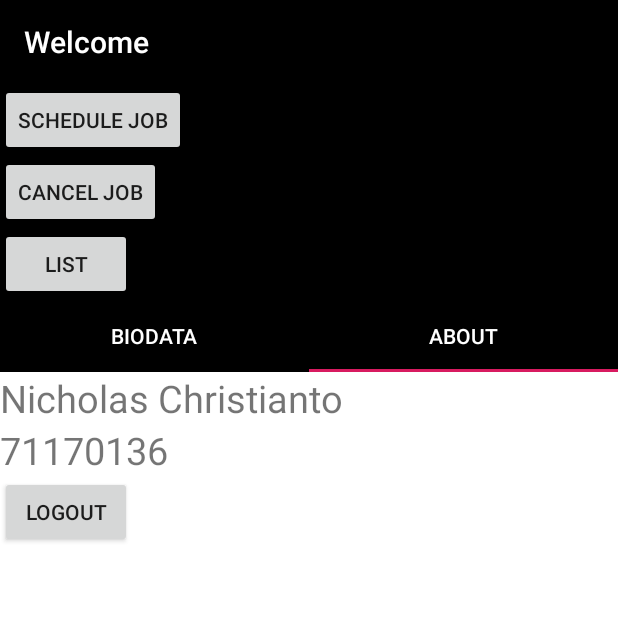
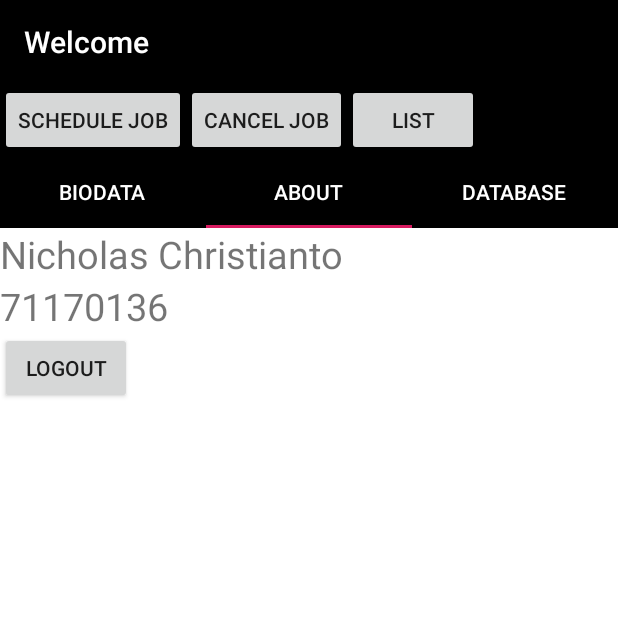
Before and after one commit to NicholasChristianto/PrProgandroid, an Android app: the homePage screen opened directly, with no data from a screen before it, tab 2 chosen, on a phone screen of 412 x 824 dp, the top half of it. Run offline under Robolectric (Android 15) with nearby library versions, the phone set to English and light mode, and no system bars.

Commit message:
added Database

```diff
--- a/app/src/main/AndroidManifest.xml
+++ b/app/src/main/AndroidManifest.xml
@@ -14,7 +14,8 @@
         android:roundIcon="@mipmap/ic_launcher_round"
         android:supportsRtl="true"
         android:theme="@style/AppTheme">
-        <activity android:name=".listFilm"></activity>
+        <activity android:name=".database"></activity>
+        <activity android:name=".listFilm" />
         <activity android:name=".cobaFragment" />
         <activity
             android:name=".About"
--- /dev/null
+++ b/app/src/main/java/com/example/login/RecycleViewDatabase.java
@@ -0,0 +1,73 @@
+package com.example.login;
+
+import android.content.Context;
+import android.database.Cursor;
+import android.view.LayoutInflater;
+import android.view.View;
+import android.view.ViewGroup;
+import android.widget.TextView;
+
+import androidx.annotation.NonNull;
+import androidx.recyclerview.widget.RecyclerView;
+
+import java.util.ArrayList;
+
+public class RecycleViewDatabase extends RecyclerView.Adapter<RecycleViewDatabase.ViewHolder> {
+    private Context context;
+   private Cursor cursor;
+
+    public RecycleViewDatabase(Context context, Cursor cursor) {
+        this.context = context;
+        this.cursor = cursor;
+
+    }
+    @NonNull
+    @Override
+    public ViewHolder onCreateViewHolder(@NonNull ViewGroup vg , int viewType){
+        View v=LayoutInflater.from(context).inflate(R.layout.list_db,vg,false);
+        ViewHolder vh = new ViewHolder(v);
+        return vh;
+    }
+    @Override
+    public void onBindViewHolder(@NonNull ViewHolder vh, int pos){
+        if (!cursor.moveToPosition(pos)) {
+            return;
+        }
+
+        String nim = cursor.getString(cursor.getColumnIndex(mahasiswaContract.mahasiswaEntry.COLUMN_NIM));
+        String nama = cursor.getString(cursor.getColumnIndex(mahasiswaContract.mahasiswaEntry.COLUMN_NAMA));
+        String noHP = cursor.getString(cursor.getColumnIndex(mahasiswaContract.mahasiswaEntry.COLUMN_NOHP));
+        vh.nim.setText(nim);
+        vh.nama.setText(nama);
+        vh.noHP.setText(noHP);
+    }
+    @Override
+    public int getItemCount(){
+        return cursor.getCount();
+    }
+    public void swapCursor(Cursor newCur){
+        if(cursor !=null){
+            cursor.close();
+        }
+        cursor = newCur;
+        if(newCur!=null){
+            notifyDataSetChanged();
+        }
+    }
+    public class ViewHolder extends RecyclerView.ViewHolder {
+
+
+        public TextView nim;
+        public TextView nama;
+        public TextView noHP;
+
+        public ViewHolder(View v) {
+            super(v);
+            nim = (TextView) v.findViewById(R.id.col1);
+            nama = (TextView) v.findViewById(R.id.col2);
+            noHP = (TextView) v.findViewById(R.id.col3);
+        }
+    }
+
+
+}
--- a/app/src/main/java/com/example/login/ViewPagerAdapter.java
+++ b/app/src/main/java/com/example/login/ViewPagerAdapter.java
@@ -13,7 +13,7 @@ public class ViewPagerAdapter extends FragmentPagerAdapter {
     public ViewPagerAdapter(FragmentManager fm,int tabs) {
         super(fm);
         this.tabs = tabs;
-        frag = new Fragment[]{new Left(), new Right()};
+        frag = new Fragment[]{new Left(), new Right(), new fragmentDisplay()};
     }
     @Override
 
@@ -31,8 +31,10 @@ public class ViewPagerAdapter extends FragmentPagerAdapter {
         String title ;
         if(position==0){
             title="Biodata";
+        }else if(position==1){
+            title="About";
         }else{
-            title="About";
+            title="Database";
         }
         return title;
     }
--- /dev/null
+++ b/app/src/main/java/com/example/login/fragmentDisplay.java
@@ -0,0 +1,82 @@
+package com.example.login;
+
+import android.content.ContentValues;
+import android.database.CursorIndexOutOfBoundsException;
+import android.database.sqlite.SQLiteDatabase;
+import android.os.Bundle;
+import android.app.Activity;
+import android.app.AlertDialog;
+
+import android.content.DialogInterface;
+import android.content.Intent;
+import android.database.Cursor;
+
+import android.view.LayoutInflater;
+import android.view.Menu;
+import android.view.MenuItem;
+import android.view.View;
+
+import android.view.ViewGroup;
+import android.widget.Button;
+import android.widget.EditText;
+import android.widget.ListAdapter;
+import android.widget.TextView;
+import android.widget.Toast;
+
+import androidx.annotation.Nullable;
+import androidx.fragment.app.Fragment;
+import androidx.recyclerview.widget.LinearLayoutManager;
+import androidx.recyclerview.widget.RecyclerView;
+
+public class fragmentDisplay extends Fragment {
+    int pos = 0;
+    private SQLiteDatabase mydb ;
+    private RecyclerView rv;
+    private EditText isinim;
+    private RecycleViewDatabase la;
+    private EditText isinama;
+    private EditText isinohp;
+    private TextView nim;
+    private TextView nama;
+    private TextView nohp;
+    private Button tambah;
+    public View onCreateView(LayoutInflater inflater, ViewGroup container, Bundle savedInstanceState){
+        View v= inflater.inflate(R.layout.fragment_display,container,false);
+        rv = v.findViewById(R.id.listdb);
+        la = new RecycleViewDatabase(getContext(),getAllItem());
+        rv.setLayoutManager(new LinearLayoutManager(getActivity()));
+        rv.setAdapter(la);
+        isinim = v.findViewById(R.id.isinim);
+        isinama = v.findViewById(R.id.isinama);
+        isinohp = v.findViewById(R.id.isinohp);
+        tambah = v.findViewById(R.id.btntambah);
+        tambah.setOnClickListener(new View.OnClickListener(){
+            @Override
+            public void onClick(View v){
+                ContentValues contentValues = new ContentValues();
+                contentValues.put("nim", isinim.getText().toString());
+                contentValues.put("nama", isinama.getText().toString());
+                contentValues.put("noHp", isinohp.getText().toString());
+                mydb.insert("mahasiswa",null,contentValues);
+                la.swapCursor(getAllItem(),);
+
+                //insertMahasiswa(isinama.getText().toString(),isinohp.getText().toString(),isinim.getText().toString());
+            }
+        });
+        return v;
+
+    }
+    public void onCreate(@Nullable Bundle savedInstanceState){
+        super.onCreate(savedInstanceState);
+        DBHelper dbhelper = new DBHelper(getContext());
+        mydb = dbhelper.getReadableDatabase();
+    }
+
+
+    private Cursor getAllItem(){
+        return mydb.query(
+                mahasiswaContract.mahasiswaEntry.TABLE_NAME,
+                null,null,null,null,null,null
+        );
+    }
+}
--- a/app/src/main/java/com/example/login/homePage.java
+++ b/app/src/main/java/com/example/login/homePage.java
@@ -47,13 +47,10 @@ public class homePage extends AppCompatActivity {
         super.onCreate(savedInstanceState);
         setContentView(R.layout.activity_home_page);
         ViewPager vp = findViewById(R.id.view_pager);
-        vp.setAdapter(new ViewPagerAdapter(getSupportFragmentManager(),2));
+        vp.setAdapter(new ViewPagerAdapter(getSupportFragmentManager(),3));
         TabLayout tl = findViewById(R.id.tab_layout);
         tl.setupWithViewPager(vp);
         Intent intent = getIntent();
-        Bundle bun = getIntent().getExtras();
-        String txtEmail = bun.getString("Email: ","");
-        Toast.makeText(getApplicationContext(), "Welcome "+txtEmail, Toast.LENGTH_SHORT).show();
         keList();
     }
 
@@ -63,7 +60,6 @@ public class homePage extends AppCompatActivity {
             WifiManager wm =(WifiManager) context.getSystemService(Context.WIFI_SERVICE);
             if (!isNetworkAvailable(context)) {
                 Notification(context,"Wifi Turned OFF");
-
             } else {
                 Notification(context,"Wifi Turned ON");
             }
@@ -150,6 +146,15 @@ public class homePage extends AppCompatActivity {
 
         });
     }
-
+//    protected void keDatabase(){
+//        button = findViewById(R.id.db);
+//        button.setOnClickListener(new View.OnClickListener(){
+//            @Override
+//            public void onClick(View v){
+//                Intent database = new Intent(homePage.this, database.class);
+//                startActivity(database);
+//            }
+//        });
+//    }
 
 }
--- a/app/src/main/res/layout/activity_home_page.xml
+++ b/app/src/main/res/layout/activity_home_page.xml
@@ -19,26 +19,41 @@
         android:layout_width="match_parent"
         android:layout_height="wrap_content"
         android:background="@android:color/black"
+
         >
+        <LinearLayout
+            android:layout_width="match_parent"
+            android:layout_height="wrap_content"
+            android:orientation="horizontal">
+
             <Button
                 android:layout_width="wrap_content"
                 android:layout_height="wrap_content"
                 android:onClick="scheduleJob"
                 android:text="Schedule Job"
-            android:id="@+id/satu"/>
+                android:id="@+id/satu"
+                android:layout_marginBottom="0dp"
+                />
 
             <Button
                 android:layout_width="wrap_content"
                 android:layout_height="wrap_content"
                 android:onClick="cancelJob"
                 android:text="Cancel Job"
+                android:layout_marginTop="0dp"
+                android:layout_marginBottom="0dp"
                 />
             <Button
                 android:layout_width="wrap_content"
                 android:layout_height="wrap_content"
                 android:id="@+id/list"
                 android:text="List"
+                android:layout_marginTop="0dp"
+                android:layout_marginBottom="0dp"
                 />
+        </LinearLayout>
+
+
     <androidx.viewpager.widget.ViewPager
     android:id="@+id/view_pager"
     android:layout_width="match_parent"
```
Also changed, not shown: app/src/main/java/com/example/login/DBHelper.java (added, +85 -0 lines), app/src/main/java/com/example/login/Left.java (+1 -12 lines), app/src/main/java/com/example/login/MainActivity.java (+22 -4 lines), app/src/main/java/com/example/login/database.java (added, +10 -0 lines), app/src/main/java/com/example/login/listMahasiswa.java (added, +44 -0 lines), app/src/main/java/com/example/login/mahasiswaContract.java (added, +13 -0 lines), app/src/main/res/layout/activity_database.xml (added, +25 -0 lines), app/src/main/res/layout/fragment_display.xml (added, +76 -0 lines), app/src/main/res/layout/left_activity.xml (+18 -3 lines), app/src/main/res/layout/list_db.xml (added, +46 -0 lines). Lines whose indentation alone changed are shown as unchanged.
